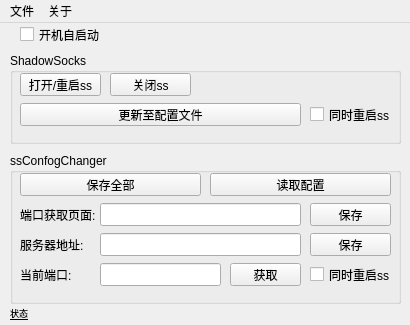
Qt form mainwindow.ui (ZjzMisaka/ssConfigChanger) before a commit.
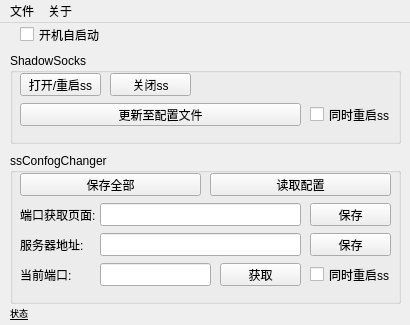
The same form after that commit.

Commit message: 修改界面, 改变配置文件位置解决自启动读不到配置的问题

```diff
--- a/mainwindow.ui
+++ b/mainwindow.ui
@@ -231,9 +231,9 @@
     <widget class="QPushButton" name="pb_getport">
      <property name="geometry">
       <rect>
-       <x>220</x>
+       <x>210</x>
        <y>110</y>
-       <width>71</width>
+       <width>81</width>
        <height>23</height>
       </rect>
      </property>
@@ -246,7 +246,7 @@
       <rect>
        <x>90</x>
        <y>110</y>
-       <width>121</width>
+       <width>111</width>
        <height>23</height>
       </rect>
      </property>
```
The commit also changes 3 other files.
